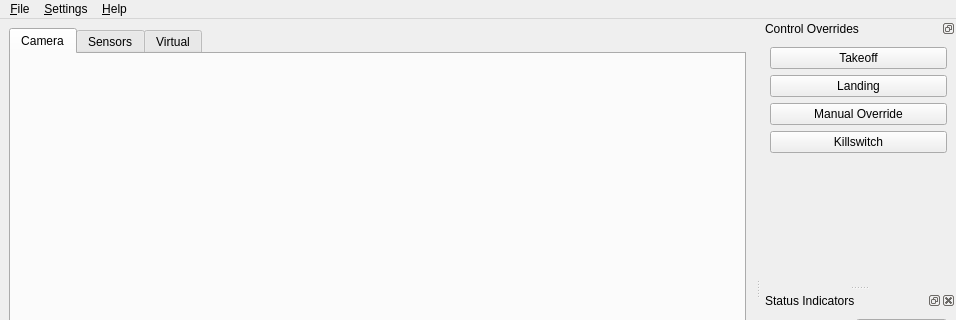
First picture: the form in heliview/src/ApplicationFrame.ui, repository gcsmith/ktgt-uav-desktop, before the edit; both pictures show x 0 to 956 and y 0 to 320 of the 956 by 710 pixel window.
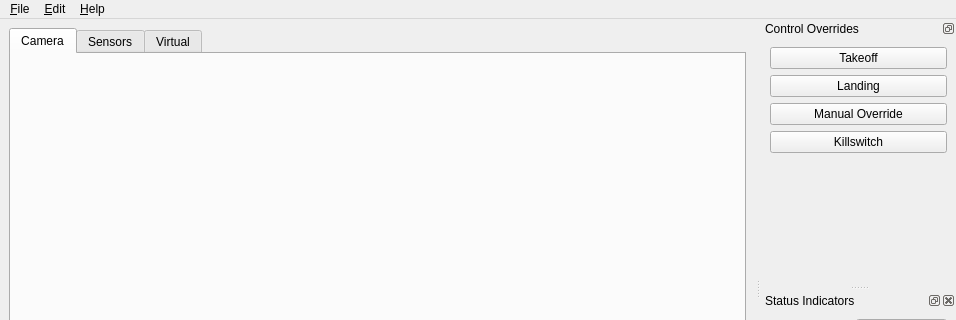
Second picture: the form after the edit. Icons and pictures are not drawn.

Commit message: add menu hooks

The edit to the form file:
```diff
--- a/heliview/src/ApplicationFrame.ui
+++ b/heliview/src/ApplicationFrame.ui
@@ -207,7 +207,7 @@
      <x>0</x>
      <y>0</y>
      <width>956</width>
-     <height>17</height>
+     <height>25</height>
     </rect>
    </property>
    <widget class="QMenu" name="menuFile">
@@ -218,7 +218,7 @@
    </widget>
    <widget class="QMenu" name="menuSettings">
     <property name="title">
-     <string>&amp;Settings</string>
+     <string>&amp;Edit</string>
     </property>
     <addaction name="actionConfigurations"/>
    </widget>
```
Left out of the diff: 126 changed lines with no effect on the pictures. The commit also changes 2 other files.
